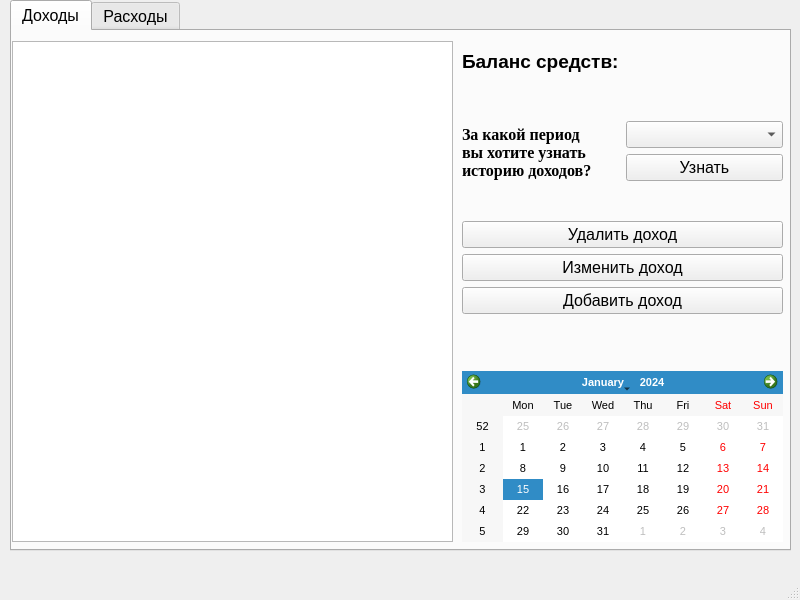
Before: the Qt Designer form wallet/src/ui/main.ui in IvanIvanov227/Wallet, drawn with Qt 5.
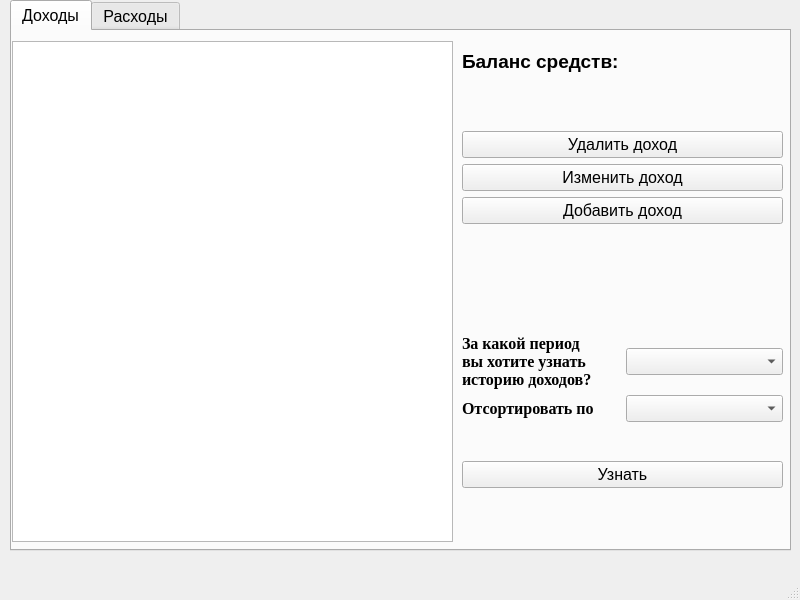
After: the same form once the commit is applied.

Patch:
```diff
--- a/wallet/src/ui/main.ui
+++ b/wallet/src/ui/main.ui
@@ -53,21 +53,6 @@
      <attribute name="title">
       <string>Доходы</string>
      </attribute>
-     <widget class="QCalendarWidget" name="calendarWidget">
-      <property name="geometry">
-       <rect>
-        <x>450</x>
-        <y>340</y>
-        <width>321</width>
-        <height>171</height>
-       </rect>
-      </property>
-      <property name="font">
-       <font>
-        <pointsize>8</pointsize>
-       </font>
-      </property>
-     </widget>
      <widget class="QTableWidget" name="tableWidget">
       <property name="geometry">
        <rect>
@@ -87,7 +72,7 @@
       <property name="geometry">
        <rect>
         <x>450</x>
-        <y>190</y>
+        <y>100</y>
         <width>321</width>
         <height>141</height>
        </rect>
@@ -202,15 +187,19 @@
        </item>
       </layout>
      </widget>
-     <widget class="QWidget" name="layoutWidget_3">
+     <widget class="QWidget" name="">
       <property name="geometry">
        <rect>
         <x>450</x>
-        <y>90</y>
+        <y>270</y>
         <width>321</width>
-        <height>62</height>
+        <height>221</height>
        </rect>
       </property>
+      <layout class="QVBoxLayout" name="verticalLayout_6">
+       <item>
+        <layout class="QVBoxLayout" name="verticalLayout_5">
+         <item>
       <layout class="QHBoxLayout" name="horizontalLayout_6">
        <item>
         <widget class="QLabel" name="label_4">
@@ -242,6 +231,33 @@
          <item>
           <widget class="QComboBox" name="comboBoxIncome"/>
          </item>
+            </layout>
+           </item>
+          </layout>
+         </item>
+         <item>
+          <layout class="QHBoxLayout" name="horizontalLayout_7">
+           <item>
+            <widget class="QLabel" name="label">
+             <property name="font">
+              <font>
+               <family>Times New Roman</family>
+               <weight>75</weight>
+               <bold>true</bold>
+              </font>
+             </property>
+             <property name="text">
+              <string>Отсортировать по</string>
+             </property>
+            </widget>
+           </item>
+           <item>
+            <widget class="QComboBox" name="comboBoxSortIncome"/>
+           </item>
+          </layout>
+         </item>
+        </layout>
+       </item>
          <item>
           <widget class="QPushButton" name="learnIncomeButton">
            <property name="text">
@@ -250,8 +266,6 @@
           </widget>
          </item>
         </layout>
-       </item>
-      </layout>
      </widget>
     </widget>
     <widget class="QWidget" name="tab_2">
```
Left out of the diff: 61 changed lines with no effect on the pictures. Lines whose indentation alone changed are shown as unchanged.
